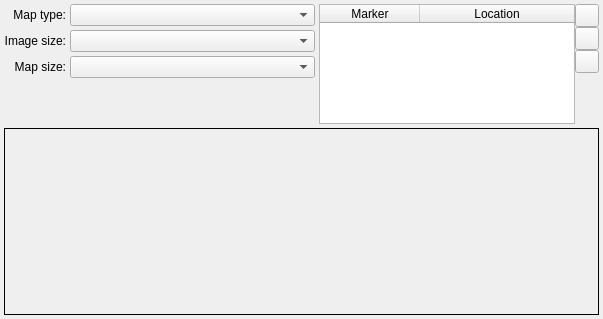
Before: the Qt Designer form src/ffDiaporama/DlgImage/wgt_QGMapsMap/wgt_QGMapsMap.ui in boenki/ffdiaporama, drawn with Qt 5.
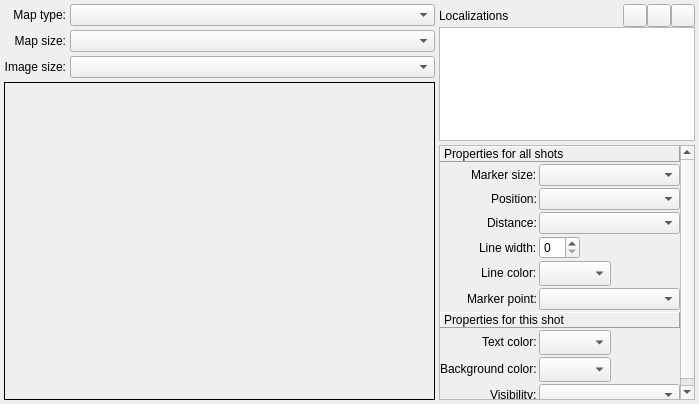
After: the same form once the commit is applied. Icons and pictures are not drawn. Custom widgets are drawn as their Qt base class.

Commit message: Bug fixes:     -Fixed a bug on the favorites in the selection GPS localization dialog     -Fixed a bug on the LOCK properties of a block in the edit slide dialog: Some properties were not reflected in following shots (see: http://ffdiaporama.tuxfamily.org/Forum/viewtopic.php?id=644)     -Fixed the bug of Cancel button not actif int the GMap generation map dialog     -Fixed a crash during the continue GMap generation map     -Fixed a bug when generating GMap maps  (if the previous card was not fully generated, it tried to contunue previous generation instead of starting new)

```diff
--- a/src/ffDiaporama/DlgImage/wgt_QGMapsMap/wgt_QGMapsMap.ui
+++ b/src/ffDiaporama/DlgImage/wgt_QGMapsMap/wgt_QGMapsMap.ui
@@ -6,8 +6,8 @@
    <rect>
     <x>0</x>
     <y>0</y>
-    <width>603</width>
-    <height>319</height>
+    <width>699</width>
+    <height>404</height>
    </rect>
   </property>
   <property name="sizePolicy">
@@ -19,7 +19,10 @@
   <property name="windowTitle">
    <string>Form</string>
   </property>
-  <layout class="QGridLayout" name="gridLayout">
+  <layout class="QHBoxLayout" name="horizontalLayout_2">
+   <property name="spacing">
+    <number>4</number>
+   </property>
    <property name="leftMargin">
     <number>4</number>
    </property>
@@ -32,35 +35,56 @@
    <property name="bottomMargin">
     <number>4</number>
    </property>
+   <item>
+    <layout class="QVBoxLayout" name="verticalLayout_3">
    <property name="spacing">
     <number>4</number>
    </property>
-   <item row="6" column="0" colspan="3">
-    <widget class="QLabel" name="Map">
-     <property name="sizePolicy">
-      <sizepolicy hsizetype="Expanding" vsizetype="Expanding">
-       <horstretch>0</horstretch>
-       <verstretch>0</verstretch>
-      </sizepolicy>
+     <property name="leftMargin">
+      <number>0</number>
      </property>
-     <property name="frameShape">
-      <enum>QFrame::Box</enum>
+     <property name="topMargin">
+      <number>0</number>
      </property>
+     <property name="rightMargin">
+      <number>0</number>
+     </property>
+     <property name="bottomMargin">
+      <number>0</number>
+     </property>
+     <item>
+      <layout class="QFormLayout" name="formLayout_2">
+       <property name="fieldGrowthPolicy">
+        <enum>QFormLayout::AllNonFixedFieldsGrow</enum>
+       </property>
+       <property name="labelAlignment">
+        <set>Qt::AlignRight|Qt::AlignTrailing|Qt::AlignVCenter</set>
+       </property>
+       <property name="horizontalSpacing">
+        <number>4</number>
+       </property>
+       <property name="verticalSpacing">
+        <number>4</number>
+       </property>
+       <property name="leftMargin">
+        <number>0</number>
+       </property>
+       <property name="topMargin">
+        <number>0</number>
+       </property>
+       <property name="rightMargin">
+        <number>0</number>
+       </property>
+       <property name="bottomMargin">
+        <number>0</number>
+       </property>
+       <item row="1" column="0">
+        <widget class="QLabel" name="label_21">
      <property name="text">
-      <string notr="true"/>
-     </property>
-    </widget>
-   </item>
-   <item row="2" column="1">
-    <widget class="QComboBox" name="MapSizeCB">
-     <property name="sizePolicy">
-      <sizepolicy hsizetype="Expanding" vsizetype="Fixed">
-       <horstretch>0</horstretch>
-       <verstretch>0</verstretch>
-      </sizepolicy>
-     </property>
-     <property name="toolTip">
-      <string>Define the size of the map</string>
+          <string>Map size:</string>
+         </property>
+         <property name="alignment">
+          <set>Qt::AlignRight|Qt::AlignTrailing|Qt::AlignVCenter</set>
      </property>
     </widget>
    </item>
@@ -77,7 +101,7 @@
    <item row="0" column="1">
     <widget class="QComboBox" name="MapTypeCB">
      <property name="sizePolicy">
-      <sizepolicy hsizetype="Expanding" vsizetype="Fixed">
+          <sizepolicy hsizetype="Preferred" vsizetype="Fixed">
        <horstretch>0</horstretch>
        <verstretch>0</verstretch>
       </sizepolicy>
@@ -88,9 +112,22 @@
     </widget>
    </item>
    <item row="1" column="1">
+        <widget class="QComboBox" name="MapSizeCB">
+         <property name="sizePolicy">
+          <sizepolicy hsizetype="Preferred" vsizetype="Fixed">
+           <horstretch>0</horstretch>
+           <verstretch>0</verstretch>
+          </sizepolicy>
+         </property>
+         <property name="toolTip">
+          <string>Define the size of the map</string>
+         </property>
+        </widget>
+       </item>
+       <item row="2" column="1">
     <widget class="QComboBox" name="ImageSizeCB">
      <property name="sizePolicy">
-      <sizepolicy hsizetype="Expanding" vsizetype="Fixed">
+          <sizepolicy hsizetype="Preferred" vsizetype="Fixed">
        <horstretch>0</horstretch>
        <verstretch>0</verstretch>
       </sizepolicy>
@@ -100,7 +137,7 @@
      </property>
     </widget>
    </item>
-   <item row="1" column="0">
+       <item row="2" column="0">
     <widget class="QLabel" name="label_20">
      <property name="text">
       <string>Image size:</string>
@@ -110,21 +147,68 @@
      </property>
     </widget>
    </item>
-   <item row="2" column="0">
-    <widget class="QLabel" name="label_21">
-     <property name="text">
-      <string>Map size:</string>
-     </property>
-     <property name="alignment">
-      <set>Qt::AlignRight|Qt::AlignTrailing|Qt::AlignVCenter</set>
-     </property>
-    </widget>
-   </item>
-   <item row="0" column="2" rowspan="4">
-    <layout class="QHBoxLayout" name="horizontalLayout_11">
+      </layout>
+     </item>
+     <item>
+      <widget class="QLabel" name="Map">
+       <property name="sizePolicy">
+        <sizepolicy hsizetype="Expanding" vsizetype="Expanding">
+         <horstretch>0</horstretch>
+         <verstretch>0</verstretch>
+        </sizepolicy>
+       </property>
+       <property name="frameShape">
+        <enum>QFrame::Box</enum>
+       </property>
+       <property name="text">
+        <string notr="true"/>
+       </property>
+      </widget>
+     </item>
+    </layout>
+   </item>
+   <item>
+    <layout class="QVBoxLayout" name="verticalLayout">
      <property name="spacing">
+      <number>4</number>
+     </property>
+     <property name="sizeConstraint">
+      <enum>QLayout::SetFixedSize</enum>
+     </property>
+     <property name="leftMargin">
       <number>0</number>
      </property>
+     <property name="topMargin">
+      <number>0</number>
+     </property>
+     <property name="rightMargin">
+      <number>0</number>
+     </property>
+     <property name="bottomMargin">
+      <number>0</number>
+     </property>
+     <item>
+      <layout class="QVBoxLayout" name="verticalLayout_2">
+       <property name="spacing">
+        <number>0</number>
+       </property>
+       <property name="leftMargin">
+        <number>0</number>
+       </property>
+       <property name="topMargin">
+        <number>0</number>
+       </property>
+       <property name="rightMargin">
+        <number>0</number>
+       </property>
+       <property name="bottomMargin">
+        <number>0</number>
+       </property>
+       <item>
+        <layout class="QHBoxLayout" name="horizontalLayout">
+         <property name="spacing">
+          <number>0</number>
+         </property>
      <property name="sizeConstraint">
       <enum>QLayout::SetFixedSize</enum>
      </property>
@@ -140,18 +224,81 @@
      <property name="bottomMargin">
       <number>0</number>
      </property>
+         <item>
+          <widget class="QLabel" name="label_40">
+           <property name="sizePolicy">
+            <sizepolicy hsizetype="Preferred" vsizetype="Preferred">
+             <horstretch>0</horstretch>
+             <verstretch>0</verstretch>
+            </sizepolicy>
+           </property>
+           <property name="text">
+            <string notr="true">Localizations</string>
+           </property>
+          </widget>
+         </item>
+         <item>
+          <widget class="QToolButton" name="AddGMapsLocationBT">
+           <property name="toolTip">
+            <string>Use Google Maps to select a location</string>
+           </property>
+           <property name="text">
+            <string notr="true"/>
+           </property>
+           <property name="icon">
+            <iconset resource="../../RSCffDiaporama.qrc">
+             <normaloff>:/img/gmap_add.png</normaloff>:/img/gmap_add.png</iconset>
+           </property>
+          </widget>
+         </item>
+         <item>
+          <widget class="QToolButton" name="EditLocationBT">
+           <property name="toolTip">
+            <string>Edit current location</string>
+           </property>
+           <property name="text">
+            <string notr="true"/>
+           </property>
+           <property name="icon">
+            <iconset resource="../../RSCffDiaporama.qrc">
+             <normaloff>:/img/action_edit.png</normaloff>:/img/action_edit.png</iconset>
+           </property>
+          </widget>
+         </item>
+         <item>
+          <widget class="QToolButton" name="RemoveLocationBT">
+           <property name="toolTip">
+            <string>Remove current location</string>
+           </property>
+           <property name="text">
+            <string notr="true"/>
+           </property>
+           <property name="icon">
+            <iconset resource="../../RSCffDiaporama.qrc">
+             <normaloff>:/img/trash.png</normaloff>:/img/trash.png</iconset>
+           </property>
+          </widget>
+         </item>
+        </layout>
+       </item>
      <item>
       <widget class="cCustomLocationTable" name="LocationTable">
        <property name="sizePolicy">
-        <sizepolicy hsizetype="Expanding" vsizetype="Preferred">
+          <sizepolicy hsizetype="Preferred" vsizetype="Fixed">
          <horstretch>0</horstretch>
          <verstretch>0</verstretch>
         </sizepolicy>
        </property>
+         <property name="minimumSize">
+          <size>
+           <width>0</width>
+           <height>114</height>
+          </size>
+         </property>
        <property name="maximumSize">
         <size>
          <width>16777215</width>
-         <height>120</height>
+           <height>114</height>
         </size>
        </property>
        <property name="editTriggers">
@@ -169,17 +316,15 @@
        <property name="cornerButtonEnabled">
         <bool>false</bool>
        </property>
+         <attribute name="horizontalHeaderVisible">
+          <bool>false</bool>
+         </attribute>
        <attribute name="horizontalHeaderStretchLastSection">
         <bool>true</bool>
        </attribute>
        <attribute name="verticalHeaderVisible">
         <bool>false</bool>
        </attribute>
-       <column>
-        <property name="text">
-         <string>Marker</string>
-        </property>
-       </column>
        <column>
         <property name="text">
          <string>Location</string>
@@ -187,14 +332,131 @@
        </column>
       </widget>
      </item>
+      </layout>
+     </item>
      <item>
-      <layout class="QVBoxLayout" name="verticalLayout_2">
-       <property name="spacing">
+      <widget class="QScrollArea" name="scrollArea">
+       <property name="sizePolicy">
+        <sizepolicy hsizetype="Preferred" vsizetype="Expanding">
+         <horstretch>0</horstretch>
+         <verstretch>0</verstretch>
+        </sizepolicy>
+       </property>
+       <property name="widgetResizable">
+        <bool>true</bool>
+       </property>
+       <property name="alignment">
+        <set>Qt::AlignRight|Qt::AlignTrailing|Qt::AlignVCenter</set>
+       </property>
+       <widget class="QWidget" name="scrollAreaWidgetContents">
+        <property name="geometry">
+         <rect>
+          <x>0</x>
+          <y>0</y>
+          <width>242</width>
+          <height>276</height>
+         </rect>
+        </property>
+        <layout class="QFormLayout" name="formLayout">
+         <property name="labelAlignment">
+          <set>Qt::AlignRight|Qt::AlignTrailing|Qt::AlignVCenter</set>
+         </property>
+         <property name="horizontalSpacing">
+          <number>2</number>
+         </property>
+         <property name="verticalSpacing">
+          <number>2</number>
+         </property>
+         <property name="leftMargin">
         <number>0</number>
        </property>
-       <property name="sizeConstraint">
-        <enum>QLayout::SetFixedSize</enum>
-       </property>
+         <property name="topMargin">
+          <number>0</number>
+         </property>
+         <property name="rightMargin">
+          <number>0</number>
+         </property>
+         <property name="bottomMargin">
+          <number>0</number>
+         </property>
+         <item row="2" column="0">
+          <widget class="QLabel" name="PositionLabel">
+           <property name="text">
+            <string>Position:</string>
+           </property>
+          </widget>
+         </item>
+         <item row="2" column="1">
+          <widget class="QComboBox" name="PositionCB"/>
+         </item>
+         <item row="0" column="0" colspan="2">
+          <widget class="QLabel" name="label">
+           <property name="frameShape">
+            <enum>QFrame::Panel</enum>
+           </property>
+           <property name="frameShadow">
+            <enum>QFrame::Raised</enum>
+           </property>
+           <property name="text">
+            <string>Properties for all shots</string>
+           </property>
+          </widget>
+         </item>
+         <item row="3" column="0">
+          <widget class="QLabel" name="DistanceLabel">
+           <property name="text">
+            <string>Distance:</string>
+           </property>
+          </widget>
+         </item>
+         <item row="3" column="1">
+          <widget class="QComboBox" name="DistanceCB"/>
+         </item>
+         <item row="8" column="0">
+          <widget class="QLabel" name="EndPointLabel">
+           <property name="text">
+            <string>Marker point:</string>
+           </property>
+          </widget>
+         </item>
+         <item row="8" column="1">
+          <widget class="QComboBox" name="EndPointCB"/>
+         </item>
+         <item row="10" column="0" colspan="2">
+          <widget class="QLabel" name="label_7">
+           <property name="frameShape">
+            <enum>QFrame::Panel</enum>
+           </property>
+           <property name="frameShadow">
+            <enum>QFrame::Raised</enum>
+           </property>
+           <property name="text">
+            <string>Properties for this shot</string>
+           </property>
+          </widget>
+         </item>
+         <item row="12" column="0">
+          <widget class="QLabel" name="MarkerColorLabel">
+           <property name="text">
+            <string>Background color:</string>
+           </property>
+          </widget>
+         </item>
+         <item row="13" column="0">
+          <widget class="QLabel" name="VisibilityLabel">
+           <property name="text">
+            <string>Visibility:</string>
+           </property>
+          </widget>
+         </item>
+         <item row="13" column="1">
+          <widget class="QComboBox" name="VisibilityCB"/>
+         </item>
+         <item row="6" column="1">
+          <layout class="QHBoxLayout" name="horizontalLayout_3">
+           <property name="spacing">
+            <number>0</number>
+           </property>
        <property name="leftMargin">
         <number>0</number>
        </property>
@@ -208,61 +470,232 @@
         <number>0</number>
        </property>
        <item>
-        <widget class="QToolButton" name="AddGMapsLocationBT">
+            <widget class="cCColorComboBox" name="LineColorCB">
+             <property name="sizePolicy">
+              <sizepolicy hsizetype="Preferred" vsizetype="Preferred">
+               <horstretch>0</horstretch>
+               <verstretch>0</verstretch>
+              </sizepolicy>
+             </property>
+             <property name="font">
+              <font>
+               <family>Sans Serif</family>
+               <pointsize>9</pointsize>
+              </font>
+             </property>
          <property name="toolTip">
-          <string>Use Google Maps to select a location</string>
-         </property>
+              <string>Select the color of the line to be used to draw the border</string>
+             </property>
+             <property name="iconSize">
+              <size>
+               <width>64</width>
+               <height>16</height>
+              </size>
+             </property>
+            </widget>
+           </item>
+           <item>
+            <widget class="QLabel" name="label_2">
+             <property name="sizePolicy">
+              <sizepolicy hsizetype="Expanding" vsizetype="Preferred">
+               <horstretch>0</horstretch>
+               <verstretch>0</verstretch>
+              </sizepolicy>
+             </property>
          <property name="text">
           <string notr="true"/>
          </property>
-         <property name="icon">
-          <iconset resource="../../RSCffDiaporama.qrc">
-           <normaloff>:/img/gmap_add.png</normaloff>:/img/gmap_add.png</iconset>
+            </widget>
+           </item>
+          </layout>
+         </item>
+         <item row="6" column="0">
+          <widget class="QLabel" name="LineColorLabel">
+           <property name="text">
+            <string>Line color:</string>
          </property>
         </widget>
        </item>
+         <item row="4" column="1">
+          <layout class="QHBoxLayout" name="horizontalLayout_4">
+           <property name="spacing">
+            <number>0</number>
+           </property>
+           <property name="leftMargin">
+            <number>0</number>
+           </property>
+           <property name="topMargin">
+            <number>0</number>
+           </property>
+           <property name="rightMargin">
+            <number>0</number>
+           </property>
+           <property name="bottomMargin">
+            <number>0</number>
+           </property>
        <item>
-        <widget class="QToolButton" name="EditLocationBT">
-         <property name="toolTip">
-          <string>Edit current location</string>
-         </property>
+            <widget class="QSpinBox" name="LineWidthSB">
+             <property name="maximum">
+              <number>10</number>
+             </property>
+            </widget>
+           </item>
+           <item>
+            <widget class="QLabel" name="label_3">
+             <property name="sizePolicy">
+              <sizepolicy hsizetype="Expanding" vsizetype="Preferred">
+               <horstretch>0</horstretch>
+               <verstretch>0</verstretch>
+              </sizepolicy>
+             </property>
          <property name="text">
           <string notr="true"/>
          </property>
-         <property name="icon">
-          <iconset resource="../../RSCffDiaporama.qrc">
-           <normaloff>:/img/action_edit.png</normaloff>:/img/action_edit.png</iconset>
+            </widget>
+           </item>
+          </layout>
+         </item>
+         <item row="4" column="0">
+          <widget class="QLabel" name="LineWidthLabel">
+           <property name="text">
+            <string>Line width:</string>
          </property>
         </widget>
        </item>
+         <item row="12" column="1">
+          <layout class="QHBoxLayout" name="horizontalLayout_5">
+           <property name="spacing">
+            <number>0</number>
+           </property>
+           <property name="leftMargin">
+            <number>0</number>
+           </property>
+           <property name="topMargin">
+            <number>0</number>
+           </property>
+           <property name="rightMargin">
+            <number>0</number>
+           </property>
+           <property name="bottomMargin">
+            <number>0</number>
+           </property>
        <item>
-        <widget class="QToolButton" name="RemoveLocationBT">
+            <widget class="cCColorComboBox" name="MarkerColorCB">
+             <property name="sizePolicy">
+              <sizepolicy hsizetype="Preferred" vsizetype="Preferred">
+               <horstretch>0</horstretch>
+               <verstretch>0</verstretch>
+              </sizepolicy>
+             </property>
+             <property name="font">
+              <font>
+               <family>Sans Serif</family>
+               <pointsize>9</pointsize>
+              </font>
+             </property>
          <property name="toolTip">
-          <string>Remove current location</string>
-         </property>
+              <string>Select the color of the line to be used to draw the border</string>
+             </property>
+             <property name="iconSize">
+              <size>
+               <width>64</width>
+               <height>16</height>
+              </size>
+             </property>
+            </widget>
+           </item>
+           <item>
+            <widget class="QLabel" name="label_4">
+             <property name="sizePolicy">
+              <sizepolicy hsizetype="Expanding" vsizetype="Preferred">
+               <horstretch>0</horstretch>
+               <verstretch>0</verstretch>
+              </sizepolicy>
+             </property>
          <property name="text">
           <string notr="true"/>
          </property>
-         <property name="icon">
-          <iconset resource="../../RSCffDiaporama.qrc">
-           <normaloff>:/img/trash.png</normaloff>:/img/trash.png</iconset>
+            </widget>
+           </item>
+          </layout>
+         </item>
+         <item row="1" column="0">
+          <widget class="QLabel" name="MarkerSizeLabel">
+           <property name="text">
+            <string>Marker size:</string>
          </property>
         </widget>
        </item>
+         <item row="1" column="1">
+          <widget class="QComboBox" name="MarkerSizeCB"/>
+         </item>
+         <item row="11" column="0">
+          <widget class="QLabel" name="TextColorLabel">
+           <property name="text">
+            <string>Text color:</string>
+           </property>
+          </widget>
+         </item>
+         <item row="11" column="1">
+          <layout class="QHBoxLayout" name="horizontalLayout_6">
+           <property name="spacing">
+            <number>0</number>
+           </property>
+           <property name="leftMargin">
+            <number>0</number>
+           </property>
+           <property name="topMargin">
+            <number>0</number>
+           </property>
+           <property name="rightMargin">
+            <number>0</number>
+           </property>
+           <property name="bottomMargin">
+            <number>0</number>
+           </property>
        <item>
-        <widget class="QLabel" name="label_40">
+            <widget class="cCColorComboBox" name="TextColorCB">
          <property name="sizePolicy">
           <sizepolicy hsizetype="Preferred" vsizetype="Preferred">
            <horstretch>0</horstretch>
            <verstretch>0</verstretch>
           </sizepolicy>
          </property>
+             <property name="font">
+              <font>
+               <family>Sans Serif</family>
+               <pointsize>9</pointsize>
+              </font>
+             </property>
+             <property name="toolTip">
+              <string>Select the color of the line to be used to draw the border</string>
+             </property>
+             <property name="iconSize">
+              <size>
+               <width>64</width>
+               <height>16</height>
+              </size>
+             </property>
+            </widget>
+           </item>
+           <item>
+            <widget class="QLabel" name="label_5">
+             <property name="sizePolicy">
+              <sizepolicy hsizetype="Expanding" vsizetype="Preferred">
+               <horstretch>0</horstretch>
+               <verstretch>0</verstretch>
+              </sizepolicy>
+             </property>
          <property name="text">
           <string notr="true"/>
          </property>
         </widget>
        </item>
       </layout>
+         </item>
+        </layout>
+       </widget>
+      </widget>
      </item>
     </layout>
    </item>
@@ -274,6 +707,11 @@
    <extends>QTableWidget</extends>
    <header>DlgImage/wgt_QGMapsMap/cCustomLocationTable.h</header>
   </customwidget>
+  <customwidget>
+   <class>cCColorComboBox</class>
+   <extends>QComboBox</extends>
+   <header>CustomCtrl/cCColorComboBox.h</header>
+  </customwidget>
  </customwidgets>
  <resources>
   <include location="../../RSCffDiaporama.qrc"/>
```
Lines whose indentation alone changed are shown as unchanged. The commit also changes 80 other files.
